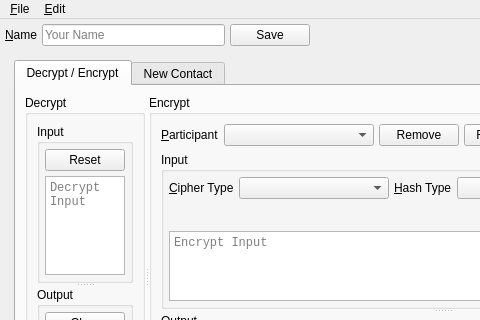
First picture: the form in branches/trunk/UI/spot-on-rosetta.ui, repository textbrowser/spot-on, before the edit; both pictures show x 0 to 480 and y 0 to 320 of the 650 by 450 pixel window.
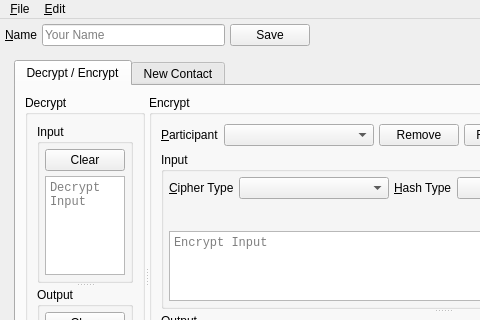
Second picture: the form after the edit. Icons and pictures are not drawn.

Commit message: Do not wrap some input texts.

Diff of the .ui file:
```diff
--- a/branches/trunk/UI/spot-on-rosetta.ui
+++ b/branches/trunk/UI/spot-on-rosetta.ui
@@ -97,8 +97,8 @@
        <property name="geometry">
         <rect>
          <x>0</x>
-         <y>-237</y>
-         <width>888</width>
+         <y>0</y>
+         <width>799</width>
          <height>562</height>
         </rect>
        </property>
@@ -169,7 +169,7 @@
                       <item>
                        <widget class="QPushButton" name="decryptReset">
                         <property name="text">
-                         <string>Reset</string>
+                         <string>Clear</string>
                         </property>
                        </widget>
                       </item>
```
The commit also changes 1 other file.
